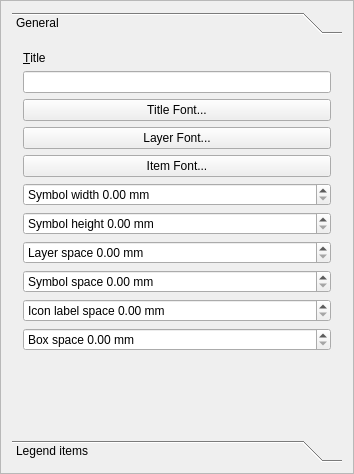
First picture: the form in qgis/src/ui/qgscomposerlegendwidgetbase.ui, repository sourcepole/qgis, before the edit.
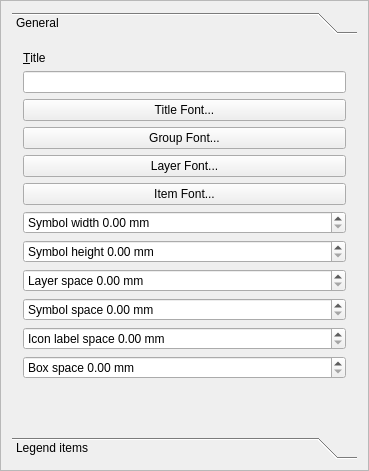
Second picture: the form after the edit. The open tabs and pages were chosen to show the change.

Commit message: [FEATURE]: Export legend groups and layers with legendinterface and use this information to display groups in the composer legend. Todo: fix drag and frop in composer legend, readXML, cleanups in composer legend model

Diff of the .ui file:
```diff
--- a/qgis/src/ui/qgscomposerlegendwidgetbase.ui
+++ b/qgis/src/ui/qgscomposerlegendwidgetbase.ui
@@ -6,8 +6,8 @@
    <rect>
     <x>0</x>
     <y>0</y>
-    <width>354</width>
-    <height>474</height>
+    <width>369</width>
+    <height>471</height>
    </rect>
   </property>
   <property name="sizePolicy">
@@ -33,8 +33,8 @@
        <rect>
         <x>0</x>
         <y>0</y>
-        <width>348</width>
-        <height>468</height>
+        <width>365</width>
+        <height>467</height>
        </rect>
       </property>
       <layout class="QGridLayout" name="gridLayout_3">
@@ -48,8 +48,8 @@
            <rect>
             <x>0</x>
             <y>0</y>
-            <width>180</width>
-            <height>347</height>
+            <width>347</width>
+            <height>393</height>
            </rect>
           </property>
           <attribute name="label">
@@ -83,20 +83,27 @@
             </widget>
            </item>
            <item row="3" column="0">
+            <widget class="QPushButton" name="mGroupFontButton">
+             <property name="text">
+              <string>Group Font...</string>
+             </property>
+            </widget>
+           </item>
+           <item row="4" column="0">
             <widget class="QPushButton" name="mLayerFontButton">
              <property name="text">
               <string>Layer Font...</string>
              </property>
             </widget>
            </item>
-           <item row="4" column="0">
+           <item row="5" column="0">
             <widget class="QPushButton" name="mItemFontButton">
              <property name="text">
               <string>Item Font...</string>
              </property>
             </widget>
            </item>
-           <item row="5" column="0">
+           <item row="6" column="0">
             <widget class="QDoubleSpinBox" name="mSymbolWidthSpinBox">
              <property name="prefix">
               <string>Symbol width </string>
@@ -106,7 +113,7 @@
              </property>
             </widget>
            </item>
-           <item row="6" column="0">
+           <item row="7" column="0">
             <widget class="QDoubleSpinBox" name="mSymbolHeightSpinBox">
              <property name="prefix">
               <string>Symbol height </string>
@@ -116,7 +123,7 @@
              </property>
             </widget>
            </item>
-           <item row="7" column="0">
+           <item row="8" column="0">
             <widget class="QDoubleSpinBox" name="mLayerSpaceSpinBox">
              <property name="prefix">
               <string>Layer space </string>
@@ -126,7 +133,7 @@
              </property>
             </widget>
            </item>
-           <item row="8" column="0">
+           <item row="9" column="0">
             <widget class="QDoubleSpinBox" name="mSymbolSpaceSpinBox">
              <property name="prefix">
               <string>Symbol space </string>
@@ -136,7 +143,7 @@
              </property>
             </widget>
            </item>
-           <item row="9" column="0">
+           <item row="10" column="0">
             <widget class="QDoubleSpinBox" name="mIconLabelSpaceSpinBox">
              <property name="prefix">
               <string>Icon label space </string>
@@ -146,7 +153,7 @@
              </property>
             </widget>
            </item>
-           <item row="10" column="0">
+           <item row="11" column="0">
             <widget class="QDoubleSpinBox" name="mBoxSpaceSpinBox">
              <property name="prefix">
               <string>Box space </string>
@@ -156,7 +163,7 @@
              </property>
             </widget>
            </item>
-           <item row="11" column="0">
+           <item row="12" column="0">
             <spacer name="verticalSpacer">
              <property name="orientation">
               <enum>Qt::Vertical</enum>
```
Left out of the diff: 13 changed lines with no effect on the pictures. The commit also changes 15 other files.
